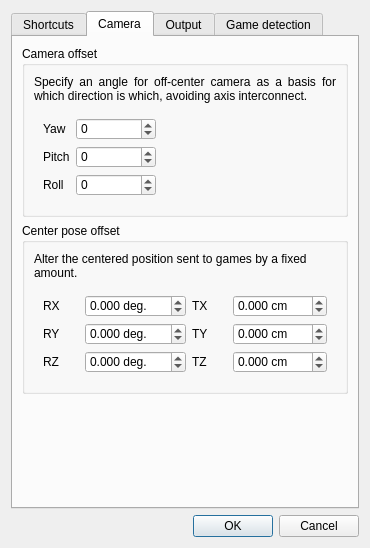
Qt form facetracknoir/settings.ui (opentrack/opentrack) before a commit.
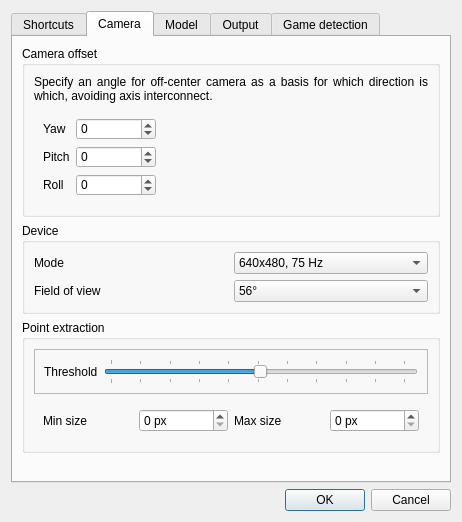
The same form after that commit. The open tabs and pages were chosen to show the change. Icons and pictures are not drawn. Custom widgets are drawn as their Qt base class.

Patch:
```diff
--- a/facetracknoir/settings.ui
+++ b/facetracknoir/settings.ui
@@ -6,8 +6,8 @@
    <rect>
     <x>0</x>
     <y>0</y>
-    <width>348</width>
-    <height>548</height>
+    <width>462</width>
+    <height>522</height>
    </rect>
   </property>
   <property name="windowTitle">
@@ -296,7 +296,7 @@
       <attribute name="title">
        <string>Camera</string>
       </attribute>
-      <layout class="QVBoxLayout" name="verticalLayout_3">
+      <layout class="QVBoxLayout" name="verticalLayout_2">
        <item>
         <widget class="QGroupBox" name="groupBox_5">
          <property name="title">
@@ -403,180 +403,172 @@
          </layout>
         </widget>
        </item>
+       <item>
+        <widget class="QGroupBox" name="groupBox_9">
+         <property name="title">
+          <string>Device</string>
+         </property>
+         <layout class="QGridLayout" name="gridLayout">
+          <item row="0" column="0">
+           <widget class="QLabel" name="label_25">
+            <property name="text">
+             <string>Mode</string>
+            </property>
+           </widget>
+          </item>
+          <item row="0" column="1">
+           <widget class="QComboBox" name="camera_mode">
+            <item>
+             <property name="text">
+              <string>640x480, 75 Hz</string>
+             </property>
+            </item>
+            <item>
+             <property name="text">
+              <string>640x480, 60 Hz</string>
+             </property>
+            </item>
+            <item>
+             <property name="text">
+              <string>320x240, 189 Hz</string>
+             </property>
+            </item>
+            <item>
+             <property name="text">
+              <string>320x240, 120 Hz</string>
+             </property>
+            </item>
+           </widget>
+          </item>
+          <item row="1" column="0">
+           <widget class="QLabel" name="label_2">
+            <property name="text">
+             <string>Field of view</string>
+            </property>
+           </widget>
+          </item>
+          <item row="1" column="1">
+           <widget class="QComboBox" name="camera_fov">
+            <item>
+             <property name="text">
+              <string>56°</string>
+             </property>
+            </item>
+            <item>
+             <property name="text">
+              <string>75°</string>
+             </property>
+            </item>
+           </widget>
+          </item>
+         </layout>
+        </widget>
+       </item>
        <item>
         <widget class="QGroupBox" name="groupBox_6">
          <property name="title">
-          <string>Center pose offset</string>
+          <string>Point extraction</string>
          </property>
-         <layout class="QVBoxLayout" name="verticalLayout_6">
+         <layout class="QVBoxLayout" name="verticalLayout_3">
           <item>
-           <widget class="QLabel" name="label_22">
-            <property name="text">
-             <string>Alter the centered position sent to games by a fixed amount.</string>
+           <widget class="QFrame" name="frame_2">
+            <property name="frameShape">
+             <enum>QFrame::StyledPanel</enum>
             </property>
-            <property name="wordWrap">
-             <bool>true</bool>
+            <property name="frameShadow">
+             <enum>QFrame::Raised</enum>
             </property>
-            <property name="margin">
-             <number>2</number>
-            </property>
+            <layout class="QGridLayout" name="gridLayout_10">
+             <item row="0" column="0">
+              <widget class="QLabel" name="label">
+               <property name="text">
+                <string>Threshold</string>
+               </property>
+               <property name="buddy">
+                <cstring>threshold_slider</cstring>
+               </property>
+              </widget>
+             </item>
+             <item row="0" column="1">
+              <widget class="QSlider" name="threshold_slider">
+               <property name="toolTip">
+                <string>Intensity threshold for point extraction</string>
+               </property>
+               <property name="maximum">
+                <number>255</number>
+               </property>
+               <property name="pageStep">
+                <number>1</number>
+               </property>
+               <property name="value">
+                <number>127</number>
+               </property>
+               <property name="orientation">
+                <enum>Qt::Horizontal</enum>
+               </property>
+               <property name="tickPosition">
+                <enum>QSlider::TicksBothSides</enum>
+               </property>
+               <property name="tickInterval">
+                <number>25</number>
+               </property>
+              </widget>
+             </item>
+            </layout>
            </widget>
           </item>
           <item>
-           <widget class="QGroupBox" name="groupBox_7">
-            <property name="styleSheet">
-             <string notr="true">QGroupBox {
-	border: 0;
-}</string>
+           <widget class="QFrame" name="frame">
+            <property name="frameShape">
+             <enum>QFrame::NoFrame</enum>
             </property>
-            <property name="title">
-             <string/>
-            </property>
-            <property name="alignment">
-             <set>Qt::AlignCenter</set>
-            </property>
-            <property name="flat">
-             <bool>false</bool>
-            </property>
-            <property name="checkable">
-             <bool>false</bool>
+            <property name="frameShadow">
+             <enum>QFrame::Raised</enum>
             </property>
             <layout class="QGridLayout" name="gridLayout_3">
-             <item row="2" column="1">
-              <widget class="QDoubleSpinBox" name="pos_rz">
-               <property name="suffix">
-                <string> deg.</string>
+             <item row="0" column="0">
+              <widget class="QLabel" name="label_29">
+               <property name="text">
+                <string>Min size</string>
                </property>
-               <property name="decimals">
-                <number>3</number>
-               </property>
-               <property name="minimum">
-                <double>-180.000000000000000</double>
-               </property>
-               <property name="maximum">
-                <double>180.000000000000000</double>
+               <property name="buddy">
+                <cstring>mindiam_spin</cstring>
                </property>
               </widget>
              </item>
-             <item row="2" column="3">
-              <widget class="QDoubleSpinBox" name="pos_tz">
+             <item row="0" column="1">
+              <widget class="QSpinBox" name="mindiam_spin">
+               <property name="toolTip">
+                <string>Minimum point diameter</string>
+               </property>
                <property name="suffix">
-                <string> cm</string>
-               </property>
-               <property name="decimals">
-                <number>3</number>
-               </property>
-               <property name="minimum">
-                <double>-100.000000000000000</double>
+                <string> px</string>
                </property>
                <property name="maximum">
-                <double>100.000000000000000</double>
+                <number>1024</number>
                </property>
               </widget>
              </item>
              <item row="0" column="2">
-              <widget class="QLabel" name="label_4">
+              <widget class="QLabel" name="label_22">
                <property name="text">
-                <string>TX</string>
+                <string>Max size</string>
+               </property>
+               <property name="buddy">
+                <cstring>maxdiam_spin</cstring>
                </property>
               </widget>
              </item>
              <item row="0" column="3">
-              <widget class="QDoubleSpinBox" name="pos_tx">
-               <property name="suffix">
-                <string> cm</string>
+              <widget class="QSpinBox" name="maxdiam_spin">
+               <property name="toolTip">
+                <string>Maximum point diameter</string>
                </property>
-               <property name="decimals">
-                <number>3</number>
-               </property>
-               <property name="minimum">
-                <double>-100.000000000000000</double>
-               </property>
-               <property name="maximum">
-                <double>100.000000000000000</double>
-               </property>
-              </widget>
-             </item>
-             <item row="1" column="0">
-              <widget class="QLabel" name="label">
-               <property name="text">
-                <string>RY</string>
-               </property>
-              </widget>
-             </item>
-             <item row="1" column="2">
-              <widget class="QLabel" name="label_5">
-               <property name="text">
-                <string>TY</string>
-               </property>
-              </widget>
-             </item>
-             <item row="1" column="1">
-              <widget class="QDoubleSpinBox" name="pos_ry">
                <property name="suffix">
-                <string> deg.</string>
+                <string> px</string>
                </property>
-               <property name="decimals">
-                <number>3</number>
-               </property>
-               <property name="minimum">
-                <double>-180.000000000000000</double>
-               </property>
                <property name="maximum">
-                <double>180.000000000000000</double>
-               </property>
-              </widget>
-             </item>
-             <item row="2" column="2">
-              <widget class="QLabel" name="label_6">
-               <property name="text">
-                <string>TZ</string>
-               </property>
-              </widget>
-             </item>
-             <item row="2" column="0">
-              <widget class="QLabel" name="label_3">
-               <property name="text">
-                <string>RZ</string>
-               </property>
-              </widget>
-             </item>
-             <item row="1" column="3">
-              <widget class="QDoubleSpinBox" name="pos_ty">
-               <property name="suffix">
-                <string> cm</string>
-               </property>
-               <property name="decimals">
-                <number>3</number>
-               </property>
-               <property name="minimum">
-                <double>-100.000000000000000</double>
-               </property>
-               <property name="maximum">
-                <double>100.000000000000000</double>
-               </property>
-              </widget>
-             </item>
-             <item row="0" column="0">
-              <widget class="QLabel" name="label_2">
-               <property name="text">
-                <string>RX</string>
-               </property>
-              </widget>
-             </item>
-             <item row="0" column="1">
-              <widget class="QDoubleSpinBox" name="pos_rx">
-               <property name="suffix">
-                <string> deg.</string>
-               </property>
-               <property name="decimals">
-                <number>3</number>
-               </property>
-               <property name="minimum">
-                <double>-180.000000000000000</double>
-               </property>
-               <property name="maximum">
-                <double>180.000000000000000</double>
+                <number>1024</number>
                </property>
               </widget>
              </item>
@@ -601,6 +593,215 @@
        </item>
       </layout>
      </widget>
+     <widget class="QWidget" name="tab_2">
+      <attribute name="title">
+       <string>Model</string>
+      </attribute>
+      <layout class="QVBoxLayout" name="verticalLayout_6">
+       <item>
+        <widget class="QGroupBox" name="groupBox_7">
+         <property name="styleSheet">
+          <string notr="true">QGroupBox { border: 0; }</string>
+         </property>
+         <property name="title">
+          <string/>
+         </property>
+         <widget class="QRadioButton" name="model_cap">
+          <property name="geometry">
+           <rect>
+            <x>10</x>
+            <y>10</y>
+            <width>82</width>
+            <height>17</height>
+           </rect>
+          </property>
+          <property name="text">
+           <string>Cap</string>
+          </property>
+          <property name="checked">
+           <bool>true</bool>
+          </property>
+         </widget>
+         <widget class="QRadioButton" name="model_clip">
+          <property name="geometry">
+           <rect>
+            <x>10</x>
+            <y>140</y>
+            <width>82</width>
+            <height>17</height>
+           </rect>
+          </property>
+          <property name="text">
+           <string>Clip</string>
+          </property>
+         </widget>
+         <widget class="QLabel" name="label_3">
+          <property name="geometry">
+           <rect>
+            <x>80</x>
+            <y>0</y>
+            <width>171</width>
+            <height>121</height>
+           </rect>
+          </property>
+          <property name="text">
+           <string/>
+          </property>
+          <property name="pixmap">
+           <pixmap resource="ui-res.qrc">:/images/trackhat-cap.png</pixmap>
+          </property>
+          <property name="scaledContents">
+           <bool>true</bool>
+          </property>
+         </widget>
+         <widget class="QLabel" name="label_4">
+          <property name="geometry">
+           <rect>
+            <x>70</x>
+            <y>130</y>
+            <width>201</width>
+            <height>161</height>
+           </rect>
+          </property>
+          <property name="text">
+           <string/>
+          </property>
+          <property name="pixmap">
+           <pixmap resource="ui-res.qrc">:/images/trackhat-clip.png</pixmap>
+          </property>
+          <property name="scaledContents">
+           <bool>true</bool>
+          </property>
+         </widget>
+        </widget>
+       </item>
+       <item>
+        <widget class="QGroupBox" name="groupBox_10">
+         <property name="sizePolicy">
+          <sizepolicy hsizetype="Preferred" vsizetype="Maximum">
+           <horstretch>0</horstretch>
+           <verstretch>0</verstretch>
+          </sizepolicy>
+         </property>
+         <property name="title">
+          <string>Model position</string>
+         </property>
+         <layout class="QGridLayout" name="gridLayout_11">
+          <item row="0" column="0">
+           <widget class="QFrame" name="frame_3">
+            <property name="frameShape">
+             <enum>QFrame::NoFrame</enum>
+            </property>
+            <property name="frameShadow">
+             <enum>QFrame::Raised</enum>
+            </property>
+            <layout class="QGridLayout" name="gridLayout_12">
+             <item row="0" column="0">
+              <widget class="QLabel" name="label_61">
+               <property name="sizePolicy">
+                <sizepolicy hsizetype="Maximum" vsizetype="Preferred">
+                 <horstretch>0</horstretch>
+                 <verstretch>0</verstretch>
+                </sizepolicy>
+               </property>
+               <property name="text">
+                <string>x:</string>
+               </property>
+              </widget>
+             </item>
+             <item row="0" column="1">
+              <widget class="QSpinBox" name="tx_spin">
+               <property name="suffix">
+                <string> mm</string>
+               </property>
+               <property name="minimum">
+                <number>-65535</number>
+               </property>
+               <property name="maximum">
+                <number>65536</number>
+               </property>
+              </widget>
+             </item>
+             <item row="1" column="0">
+              <widget class="QLabel" name="label_62">
+               <property name="sizePolicy">
+                <sizepolicy hsizetype="Maximum" vsizetype="Preferred">
+                 <horstretch>0</horstretch>
+                 <verstretch>0</verstretch>
+                </sizepolicy>
+               </property>
+               <property name="text">
+                <string>y:</string>
+               </property>
+              </widget>
+             </item>
+             <item row="1" column="1">
+              <widget class="QSpinBox" name="ty_spin">
+               <property name="suffix">
+                <string> mm</string>
+               </property>
+               <property name="minimum">
+                <number>-65535</number>
+               </property>
+               <property name="maximum">
+                <number>65536</number>
+               </property>
+              </widget>
+             </item>
+             <item row="2" column="0">
+              <widget class="QLabel" name="label_66">
+               <property name="sizePolicy">
+                <sizepolicy hsizetype="Maximum" vsizetype="Preferred">
+                 <horstretch>0</horstretch>
+                 <verstretch>0</verstretch>
+                </sizepolicy>
+               </property>
+               <property name="text">
+                <string>z:</string>
+               </property>
+              </widget>
+             </item>
+             <item row="2" column="1">
+              <widget class="QSpinBox" name="tz_spin">
+               <property name="suffix">
+                <string> mm</string>
+               </property>
+               <property name="minimum">
+                <number>-65535</number>
+               </property>
+               <property name="maximum">
+                <number>65536</number>
+               </property>
+              </widget>
+             </item>
+            </layout>
+           </widget>
+          </item>
+          <item row="0" column="1">
+           <widget class="QLabel" name="label_59">
+            <property name="text">
+             <string>&lt;html&gt;&lt;head/&gt;&lt;body&gt;&lt;p&gt;Only pitch and yaw during calibration.&lt;/p&gt;&lt;p&gt;Don't roll and don't translate.&lt;/p&gt;&lt;/body&gt;&lt;/html&gt;</string>
+            </property>
+           </widget>
+          </item>
+          <item row="2" column="1">
+           <widget class="QPushButton" name="tcalib_button">
+            <property name="enabled">
+             <bool>false</bool>
+            </property>
+            <property name="text">
+             <string>Toggle calibration</string>
+            </property>
+            <property name="checkable">
+             <bool>true</bool>
+            </property>
+           </widget>
+          </item>
+         </layout>
+        </widget>
+       </item>
+      </layout>
+     </widget>
      <widget class="QWidget" name="tab_4">
       <attribute name="title">
        <string>Output</string>
```
Left out of the diff: 10 changed lines with no effect on the pictures.
